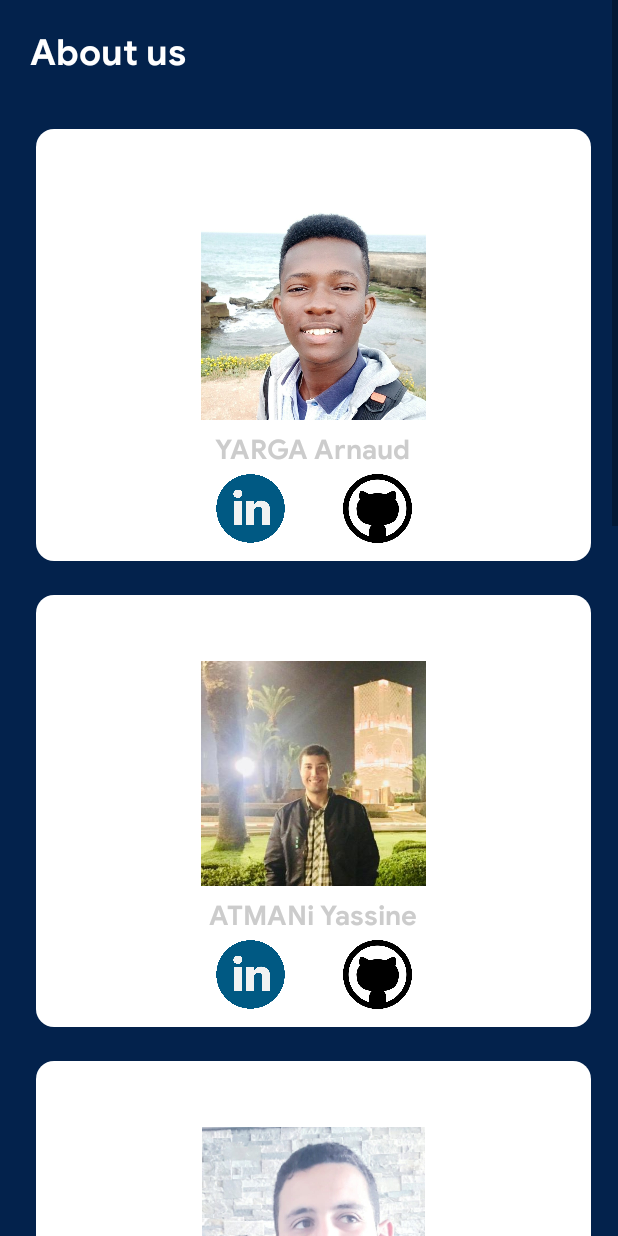
After one commit to Chadiii/Projet_Mobile, an Android app: the About screen opened directly, with no data from a screen before it, on a phone screen of 412 x 824 dp. The commit adds this screen. Run offline under Robolectric (Android 15) with nearby library versions, the phone set to English and light mode, and no system bars.

Commit message:
About Us_Added

```diff
--- a/app/src/main/AndroidManifest.xml
+++ b/app/src/main/AndroidManifest.xml
@@ -36,6 +36,8 @@
         <activity android:name=".activity.emploi.DetaildayconsultActivity" />
         <activity android:name=".activity.PlanDeFormation.MainActivity1" />
         <activity android:name=".activity.PlanDeFormation.ModulesActivity" />
+        <activity android:name=".activity.about.About" />
+
         <activity android:name=".MainActivity">
             <intent-filter>
                 <action android:name="android.intent.action.MAIN" />
--- /dev/null
+++ b/app/src/main/java/com/example/projetmobile/activity/about/About.java
@@ -0,0 +1,171 @@
+package com.example.projetmobile.activity.about;
+
+import androidx.appcompat.app.AppCompatActivity;
+import androidx.cardview.widget.CardView;
+
+import android.content.Intent;
+import android.net.Uri;
+import android.os.Bundle;
+import android.view.View;
+import android.widget.ImageView;
+
+import com.example.projetmobile.R;
+
+public class About extends AppCompatActivity {
+
+    private ImageView play1;
+    private ImageView play2;
+    private ImageView play3;
+    private ImageView play4;
+    private ImageView play5;
+    private ImageView play6;
+    private ImageView play7;
+    private ImageView play8;
+    private ImageView play9;
+    private ImageView play10;
+    private ImageView play11;
+    private ImageView play12;
+
+
+
+    @Override
+    protected void onCreate(Bundle savedInstanceState) {
+        super.onCreate(savedInstanceState);
+        setContentView(R.layout.activity_about);
+
+
+        this.play1= (ImageView) findViewById(R.id.play1);
+
+        play1.setOnClickListener(new View.OnClickListener() {
+            @Override
+            public void onClick(View v) {
+                Intent browserIntent=new Intent(Intent.ACTION_VIEW, Uri.parse("https://www.linkedin.com/in/arnaud-yarga-876469174/"));
+                startActivity(browserIntent);
+            }
+        });
+
+
+        this.play2= (ImageView) findViewById(R.id.play2);
+
+        play2.setOnClickListener(new View.OnClickListener() {
+            @Override
+            public void onClick(View v) {
+                Intent browserIntent=new Intent(Intent.ACTION_VIEW, Uri.parse("https://github.com/ArnaudYarga"));
+                startActivity(browserIntent);
+
+
+            }
+        });
+        this.play3= (ImageView) findViewById(R.id.play3);
+
+        play3.setOnClickListener(new View.OnClickListener() {
+            @Override
+            public void onClick(View v) {
+                Intent browserIntent=new Intent(Intent.ACTION_VIEW, Uri.parse("https://www.linkedin.com/in/yassine-atmani-246819187/"));
+                startActivity(browserIntent);
+            }
+        });
+
+
+        this.play4= (ImageView) findViewById(R.id.play4);
+
+        play4.setOnClickListener(new View.OnClickListener() {
+            @Override
+            public void onClick(View v) {
+                Intent browserIntent=new Intent(Intent.ACTION_VIEW, Uri.parse("https://github.com/yassineatm749"));
+                startActivity(browserIntent);
+            }
+        });
+
+
+        this.play5= (ImageView) findViewById(R.id.play5);
+
+        play5.setOnClickListener(new View.OnClickListener() {
+            @Override
+            public void onClick(View v) {
+                Intent browserIntent=new Intent(Intent.ACTION_VIEW, Uri.parse("https://www.linkedin.com/in/zakarya-zaitar-a81a9b1a9/"));
+                startActivity(browserIntent);
+            }
+        });
+
+
+        this.play6= (ImageView) findViewById(R.id.play6);
+
+        play6.setOnClickListener(new View.OnClickListener() {
+            @Override
+            public void onClick(View v) {
+                Intent browserIntent=new Intent(Intent.ACTION_VIEW, Uri.parse("https://github.com/zaitarzakarya"));
+                startActivity(browserIntent);
+            }
+        });
+
+        this.play7= (ImageView) findViewById(R.id.play7);
+
+        play7.setOnClickListener(new View.OnClickListener() {
+            @Override
+            public void onClick(View v) {
+                Intent browserIntent=new Intent(Intent.ACTION_VIEW, Uri.parse("https://www.linkedin.com/in/chadi-laoulaou/"));
+                startActivity(browserIntent);
+            }
+        });
+
+        this.play8= (ImageView) findViewById(R.id.play8);
+
+        play8.setOnClickListener(new View.OnClickListener() {
+            @Override
+            public void onClick(View v) {
+                Intent browserIntent=new Intent(Intent.ACTION_VIEW, Uri.parse("https://github.com/Chadiii"));
+                startActivity(browserIntent);
+            }
+        });
+
+        this.play9= (ImageView) findViewById(R.id.play9);
+
+        play9.setOnClickListener(new View.OnClickListener() {
+            @Override
+            public void onClick(View v) {
+                Intent browserIntent=new Intent(Intent.ACTION_VIEW, Uri.parse("https://github.com/Chadiii"));
+                startActivity(browserIntent);
+            }
+        });
+        this.play10= (ImageView) findViewById(R.id.play10);
+
+        play10.setOnClickListener(new View.OnClickListener() {
+            @Override
+            public void onClick(View v) {
+                Intent browserIntent=new Intent(Intent.ACTION_VIEW, Uri.parse("https://github.com/Chadiii"));
+                startActivity(browserIntent);
+            }
+        });
+        this.play11= (ImageView) findViewById(R.id.play11);
+
+        play11.setOnClickListener(new View.OnClickListener() {
+            @Override
+            public void onClick(View v) {
+                Intent browserIntent=new Intent(Intent.ACTION_VIEW, Uri.parse("https://www.linkedin.com/in/lokman-ramdani-252428193/"));
+                startActivity(browserIntent);
+            }
+        });
+        this.play12= (ImageView) findViewById(R.id.play12);
+
+        play12.setOnClickListener(new View.OnClickListener() {
+            @Override
+            public void onClick(View v) {
+                Intent browserIntent=new Intent(Intent.ACTION_VIEW, Uri.parse("https://github.com/Chadiii"));
+                startActivity(browserIntent);
+            }
+        });
+
+
+
+
+
+
+
+
+
+    }
+
+
+
+}
--- a/app/src/main/java/com/example/projetmobile/activity/authentication/HomeActivity.java
+++ b/app/src/main/java/com/example/projetmobile/activity/authentication/HomeActivity.java
@@ -16,6 +16,7 @@ import android.widget.TextView;
 import com.example.projetmobile.R;
 import com.example.projetmobile.activity.PlanDeFormation.MainActivity1;
 import com.example.projetmobile.activity.PlanDeFormation.ModulesActivity;
+import com.example.projetmobile.activity.about.About;
 import com.example.projetmobile.activity.emploi.YearActivity;
 import com.example.projetmobile.activity.emploi.userYearActivity;
 import com.example.projetmobile.activity.evenement.Event;
@@ -97,6 +98,10 @@ public class HomeActivity extends AppCompatActivity implements NavigationView.On
                 break;
             case R.id.nav_messagerie:
                 this.showMessageriePage();
+                break;
+
+            case R.id.about:
+                this.showAboutPage();
                 break;
             case R.id.nav_logout:
                 this.logoutUser();
@@ -185,6 +190,12 @@ public class HomeActivity extends AppCompatActivity implements NavigationView.On
         this.navigationView.getMenu().getItem(0).setChecked(true);
     }
 
+    private void showAboutPage(){
+        Intent intent = new Intent(getApplicationContext(), About.class);
+        startActivity(intent);
+        this.navigationView.getMenu().getItem(0).setChecked(true);
+    }
+
     private void logoutUser(){
         FirebaseAuth.getInstance().signOut();
         Users.setCurrentUser(null);
--- /dev/null
+++ b/app/src/main/res/layout/activity_about.xml
@@ -0,0 +1,469 @@
+<?xml version="1.0" encoding="utf-8"?>
+<ScrollView xmlns:android="http://schemas.android.com/apk/res/android"
+    xmlns:app="http://schemas.android.com/apk/res-auto"
+    xmlns:tools="http://schemas.android.com/tools"
+    android:layout_width="match_parent"
+    android:layout_height="match_parent"
+    android:background="@color/black"
+    tools:context=".activity.about.About">
+
+
+    <LinearLayout
+        android:layout_width="match_parent"
+        android:layout_height="match_parent"
+        android:orientation="vertical">
+
+
+        <TextView
+            android:layout_width="wrap_content"
+            android:layout_height="wrap_content"
+            android:text="About us"
+            android:fontFamily="@font/googlesans_bold"
+            android:textSize="24sp"
+            android:textColor="@color/gray"
+            android:layout_margin="20dp"/>
+
+
+        <GridLayout
+            android:layout_width="384dp"
+            android:layout_height="300dp"
+            android:layout_gravity="center_horizontal"
+            android:layout_margin="5dp"
+            android:alignmentMode="alignMargins"
+            android:columnCount="2"
+            android:columnOrderPreserved="false"
+            android:rowCount="4">
+
+
+            <androidx.cardview.widget.CardView
+
+                android:layout_width="370dp"
+                android:layout_height="288dp"
+                android:layout_margin="10dp"
+                app:cardBackgroundColor="@color/gray"
+                app:cardCornerRadius="12dp"
+                app:cardElevation="5dp">
+
+                <LinearLayout
+                    android:layout_width="match_parent"
+                    android:layout_height="match_parent"
+                    android:gravity="center"
+                    android:orientation="vertical">
+
+                    <ImageView
+                        android:layout_width="262dp"
+                        android:layout_height="150dp"
+
+                        android:clickable="true"
+                        android:src="@drawable/arnaud" />
+
+
+                    <TextView
+                        android:layout_width="wrap_content"
+                        android:layout_height="41dp"
+                        android:layout_marginTop="8dp"
+                        android:baselineAligned="false"
+                        android:fontFamily="@font/googlesans_bold"
+                        android:text="YARGA Arnaud"
+                        android:textColor="@color/white"
+                        android:textSize="18sp" />
+
+
+                </LinearLayout>
+
+                <ImageView
+                    android:id="@+id/play2"
+                    android:layout_width="55dp"
+                    android:layout_height="46dp"
+                    android:layout_marginLeft="200dp"
+                    android:layout_marginTop="230dp"
+                    android:clickable="true"
+                    android:src="@drawable/git" />
+
+                <ImageView
+                    android:id="@+id/play1"
+                    android:layout_width="55dp"
+                    android:layout_height="46dp"
+                    android:layout_marginLeft="115dp"
+                    android:layout_marginTop="230dp"
+                    android:clickable="true"
+                    android:src="@drawable/linkedin" />
+
+            </androidx.cardview.widget.CardView>
+
+
+
+
+        </GridLayout>
+        <GridLayout
+            android:layout_width="384dp"
+            android:layout_height="300dp"
+            android:layout_gravity="center_horizontal"
+            android:layout_margin="5dp"
+            android:alignmentMode="alignMargins"
+            android:columnCount="2"
+            android:columnOrderPreserved="false"
+            android:rowCount="4">
+
+
+            <androidx.cardview.widget.CardView
+
+                android:layout_width="370dp"
+                android:layout_height="288dp"
+                android:layout_margin="10dp"
+                app:cardBackgroundColor="@color/gray"
+                app:cardCornerRadius="12dp"
+                app:cardElevation="5dp">
+
+                <LinearLayout
+                    android:layout_width="match_parent"
+                    android:layout_height="match_parent"
+                    android:gravity="center"
+                    android:orientation="vertical">
+
+                    <ImageView
+                        android:layout_width="262dp"
+                        android:layout_height="150dp"
+
+                        android:clickable="true"
+                        android:src="@drawable/yassinee" />
+
+
+                    <TextView
+                        android:layout_width="wrap_content"
+                        android:layout_height="41dp"
+                        android:layout_marginTop="8dp"
+                        android:baselineAligned="false"
+                        android:fontFamily="@font/googlesans_bold"
+                        android:text="ATMANi Yassine"
+                        android:textColor="@color/white"
+                        android:textSize="18sp" />
+
+
+                </LinearLayout>
+
+                <ImageView
+                    android:id="@+id/play4"
+                    android:layout_width="55dp"
+                    android:layout_height="46dp"
+                    android:layout_marginLeft="200dp"
+                    android:layout_marginTop="230dp"
+                    android:clickable="true"
+                    android:src="@drawable/git" />
+
+                <ImageView
+                    android:id="@+id/play3"
+                    android:layout_width="55dp"
+                    android:layout_height="46dp"
+                    android:layout_marginLeft="115dp"
+                    android:layout_marginTop="230dp"
+                    android:clickable="true"
+                    android:src="@drawable/linkedin" />
+
+            </androidx.cardview.widget.CardView>
+
+
+
+
+        </GridLayout>
+        <GridLayout
+            android:layout_width="384dp"
+            android:layout_height="300dp"
+            android:layout_gravity="center_horizontal"
+            android:layout_margin="5dp"
+            android:alignmentMode="alignMargins"
+            android:columnCount="2"
+            android:columnOrderPreserved="false"
+            android:rowCount="4">
+
+
+            <androidx.cardview.widget.CardView
+
+                android:layout_width="370dp"
+                android:layout_height="288dp"
+                android:layout_margin="10dp"
+                app:cardBackgroundColor="@color/gray"
+                app:cardCornerRadius="12dp"
+                app:cardElevation="5dp">
+
+                <LinearLayout
+                    android:layout_width="match_parent"
+                    android:layout_height="match_parent"
+                    android:gravity="center"
+                    android:orientation="vertical">
+
+                    <ImageView
+                        android:layout_width="262dp"
+                        android:layout_height="150dp"
+
+                        android:clickable="true"
+                        android:src="@drawable/zakarya" />
+
+
+                    <TextView
+                        android:layout_width="wrap_content"
+                        android:layout_height="41dp"
+                        android:layout_marginTop="8dp"
+                        android:baselineAligned="false"
+                        android:fontFamily="@font/googlesans_bold"
+                        android:text="ZAITAR Zakarya"
+                        android:textColor="@color/white"
+                        android:textSize="18sp" />
+
+
+                </LinearLayout>
+
+                <ImageView
+                    android:id="@+id/play6"
+                    android:layout_width="55dp"
+                    android:layout_height="46dp"
+                    android:layout_marginLeft="200dp"
+                    android:layout_marginTop="230dp"
+                    android:clickable="true"
+                    android:src="@drawable/git" />
+
+                <ImageView
+                    android:id="@+id/play5"
+                    android:layout_width="55dp"
+                    android:layout_height="46dp"
+                    android:layout_marginLeft="115dp"
+                    android:layout_marginTop="230dp"
+                    android:clickable="true"
+                    android:src="@drawable/linkedin" />
+
+            </androidx.cardview.widget.CardView>
+
+
+
+
+        </GridLayout>
+        <GridLayout
+            android:layout_width="384dp"
+            android:layout_height="300dp"
+            android:layout_gravity="center_horizontal"
+            android:layout_margin="5dp"
+            android:alignmentMode="alignMargins"
+            android:columnCount="2"
+            android:columnOrderPreserved="false"
+            android:rowCount="4">
+
+
+            <androidx.cardview.widget.CardView
+
+                android:layout_width="370dp"
+                android:layout_height="288dp"
+                android:layout_margin="10dp"
+                app:cardBackgroundColor="@color/gray"
+                app:cardCornerRadius="12dp"
+                app:cardElevation="5dp">
+
+                <LinearLayout
+                    android:layout_width="match_parent"
+                    android:layout_height="match_parent"
+                    android:gravity="center"
+                    android:orientation="vertical">
+
+                    <ImageView
+                        android:layout_width="262dp"
+                        android:layout_height="150dp"
+
+                        android:clickable="true"
+                        android:src="@drawable/chaadi" />
+
+
+                    <TextView
+                        android:layout_width="wrap_content"
+                        android:layout_height="41dp"
+                        android:layout_marginTop="8dp"
+                        android:baselineAligned="false"
+                        android:fontFamily="@font/googlesans_bold"
+                        android:text="LAOULAOU Chadi"
+                        android:textColor="@color/white"
+                        android:textSize="18sp" />
+
+
+                </LinearLayout>
+
+                <ImageView
+                    android:id="@+id/play8"
+                    android:layout_width="55dp"
+                    android:layout_height="46dp"
+                    android:layout_marginLeft="200dp"
+                    android:layout_marginTop="230dp"
+                    android:clickable="true"
+                    android:src="@drawable/git" />
+
+                <ImageView
+                    android:id="@+id/play7"
+                    android:layout_width="55dp"
+                    android:layout_height="46dp"
+                    android:layout_marginLeft="115dp"
+                    android:layout_marginTop="230dp"
+                    android:clickable="true"
+                    android:src="@drawable/linkedin" />
+
+            </androidx.cardview.widget.CardView>
+
+
+
+
+        </GridLayout>
+        <GridLayout
+            android:layout_width="384dp"
+            android:layout_height="300dp"
+            android:layout_gravity="center_horizontal"
+            android:layout_margin="5dp"
+            android:alignmentMode="alignMargins"
+            android:columnCount="2"
+            android:columnOrderPreserved="false"
+            android:rowCount="4">
+
+
+            <androidx.cardview.widget.CardView
+
+                android:layout_width="370dp"
+                android:layout_height="288dp"
+                android:layout_margin="10dp"
+                app:cardBackgroundColor="@color/gray"
+                app:cardCornerRadius="12dp"
+                app:cardElevation="5dp">
+
+                <LinearLayout
+                    android:layout_width="match_parent"
+                    android:layout_height="match_parent"
+                    android:gravity="center"
+                    android:orientation="vertical">
+
+                    <ImageView
+                        android:layout_width="262dp"
+                        android:layout_height="150dp"
+
+                        android:clickable="true"
+                        android:src="@drawable/linkedin" />
+
+
+                    <TextView
+                        android:layout_width="wrap_content"
+                        android:layout_height="41dp"
+                        android:layout_marginTop="8dp"
+                        android:baselineAligned="false"
+                        android:fontFamily="@font/googlesans_bold"
+                        android:text="EL MENNANI Hiba"
+                        android:textColor="@color/white"
+                        android:textSize="18sp" />
+
+
+                </LinearLayout>
+
+                <ImageView
+                    android:id="@+id/play10"
+                    android:layout_width="55dp"
+                    android:layout_height="46dp"
+                    android:layout_marginLeft="200dp"
+                    android:layout_marginTop="230dp"
+                    android:clickable="true"
+                    android:src="@drawable/git" />
+
+                <ImageView
+                    android:id="@+id/play9"
+                    android:layout_width="55dp"
+                    android:layout_height="46dp"
+                    android:layout_marginLeft="115dp"
+                    android:layout_marginTop="230dp"
+                    android:clickable="true"
+                    android:src="@drawable/linkedin" />
+
+            </androidx.cardview.widget.CardView>
+
+
+
+
+        </GridLayout>
+        <GridLayout
+            android:layout_width="384dp"
+            android:layout_height="300dp"
+            android:layout_gravity="center_horizontal"
+            android:layout_margin="5dp"
+            android:alignmentMode="alignMargins"
+            android:columnCount="2"
+            android:columnOrderPreserved="false"
+            android:rowCount="4">
+
+
+            <androidx.cardview.widget.CardView
+
+                android:layout_width="370dp"
+                android:layout_height="288dp"
+                android:layout_margin="10dp"
+                app:cardBackgroundColor="@color/gray"
+                app:cardCornerRadius="12dp"
+                app:cardElevation="5dp">
+
+                <LinearLayout
+                    android:layout_width="match_parent"
+                    android:layout_height="match_parent"
+                    android:gravity="center"
+                    android:orientation="vertical">
+
+                    <ImageView
+                        android:layout_width="262dp"
+                        android:layout_height="150dp"
+
+                        android:clickable="true"
+                        android:src="@drawable/lokmane" />
+
+
+                    <TextView
+                        android:layout_width="wrap_content"
+                        android:layout_height="41dp"
+                        android:layout_marginTop="8dp"
+                        android:baselineAligned="false"
+                        android:fontFamily="@font/googlesans_bold"
+                        android:text="RAMDANI Lokmane"
+                        android:textColor="@color/white"
+                        android:textSize="18sp" />
+
+
+                </LinearLayout>
+
+                <ImageView
+                    android:id="@+id/play12"
+                    android:layout_width="55dp"
+                    android:layout_height="46dp"
+                    android:layout_marginLeft="200dp"
+                    android:layout_marginTop="230dp"
+                    android:clickable="true"
+                    android:src="@drawable/git" />
+
+                <ImageView
+                    android:id="@+id/play11"
+                    android:layout_width="55dp"
+                    android:layout_height="46dp"
+                    android:layout_marginLeft="115dp"
+                    android:layout_marginTop="230dp"
+                    android:clickable="true"
+                    android:src="@drawable/linkedin" />
+
+            </androidx.cardview.widget.CardView>
+
+
+
+
+        </GridLayout>
+
+
+
+
+
+
+
+
+
+
+
+    </LinearLayout>
+
+
+
+
+</ScrollView>
--- a/app/src/main/res/menu/activity_menu_drawer.xml
+++ b/app/src/main/res/menu/activity_menu_drawer.xml
@@ -43,6 +43,12 @@
                 android:id="@+id/nav_messagerie"
                 android:icon="@drawable/ic_email_black_24dp"
                 android:title="Boite de messagerie" />
+
+            <item
+                android:id="@+id/about"
+                android:icon="@drawable/ic_library_books_black_24dp"
+                android:title="À propos de Nous" />
+
             <item
                 android:id="@+id/nav_logout"
                 android:icon="@drawable/ic_exit_to_app_black_24dp"
```
Also changed, not shown: app/src/main/res/drawable/arnaud.jpeg (added), app/src/main/res/drawable/chaadi.jpg (added), app/src/main/res/drawable/git.png (added), app/src/main/res/drawable/linkedin.png (added), app/src/main/res/drawable/lokmane.jpg (added), app/src/main/res/drawable/yassinee.jpg (added), app/src/main/res/drawable/zakarya.jpg (added).
